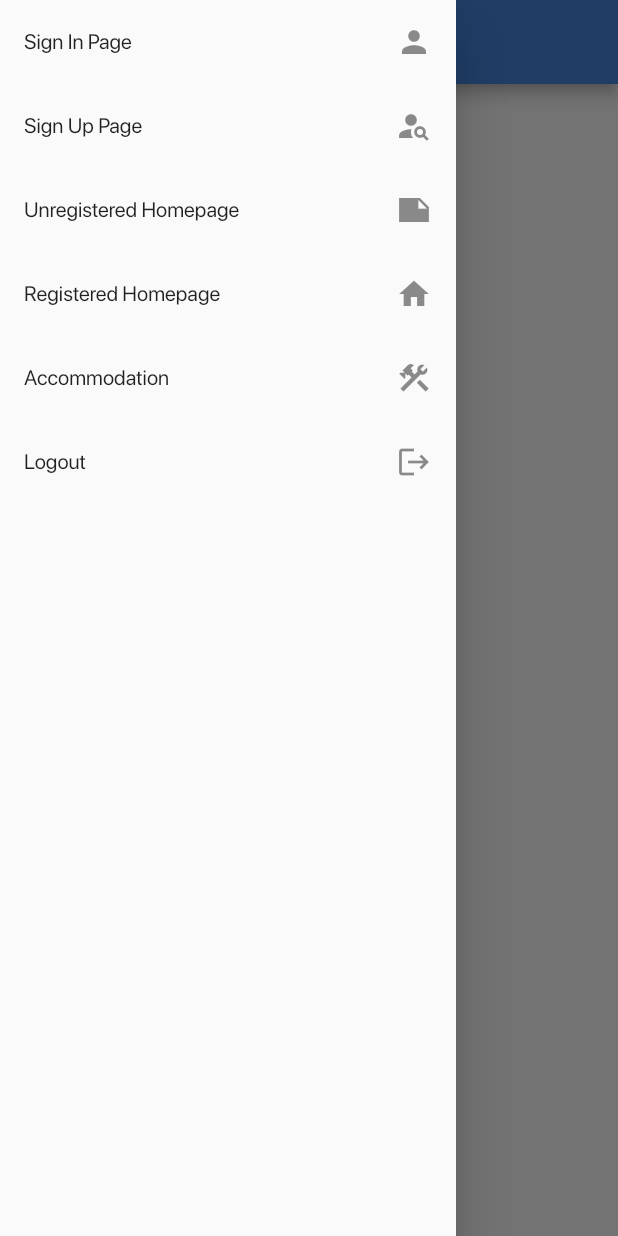
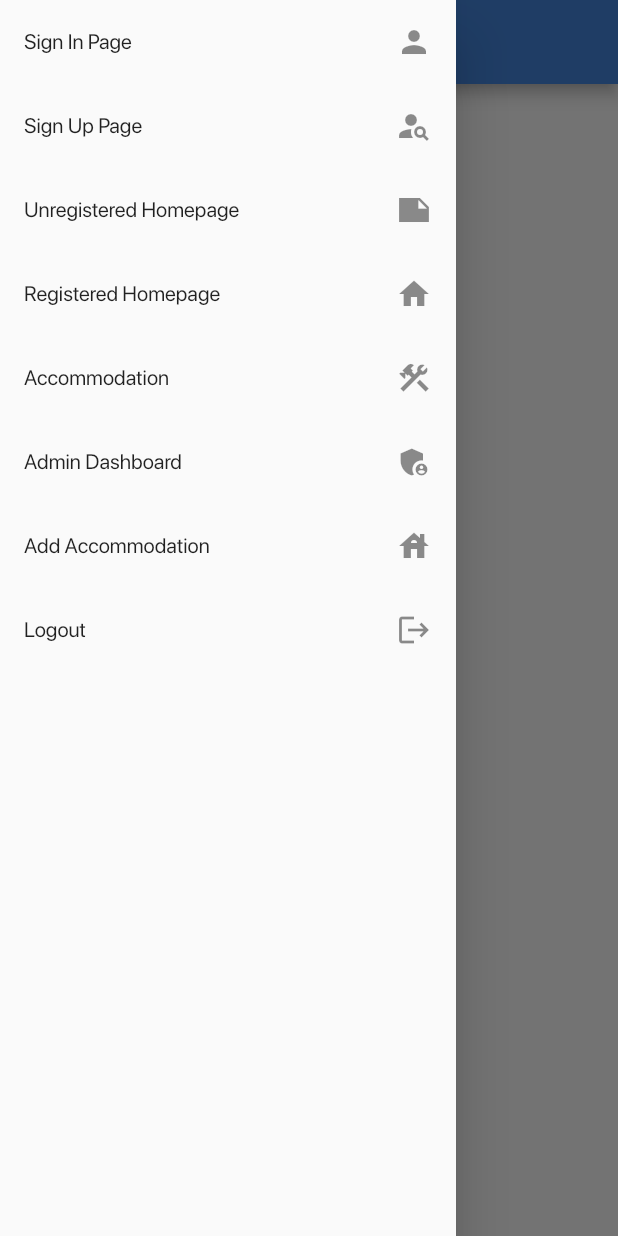
Before and after one commit to sadgezy/CMSC-128-STALS, a Flutter app: the screen it shows after launch, with the side drawer open, on a phone screen of 412 x 824 dp. Run offline on Flutter 3.47's test engine with Material 2 defaults, Android fonts, the light colour scheme and no system bars; our stand-ins replace flutter_rating_bar; project files that could hold a hidden picture were left out.

Commit message:
add: readd the pages in main.dart

```diff
--- a/lib/main.dart
+++ b/lib/main.dart
@@ -1,11 +1,13 @@
 import 'package:flutter/material.dart';
 import 'package:flutter/services.dart';
+import 'package:stals_frontend/screens/admin_dashboard.dart';
 import 'package:stals_frontend/screens/signin.dart';
 import 'package:stals_frontend/screens/signup.dart';
-import 'package:stals_frontend/screens/signup_info.dart';
 import 'package:stals_frontend/screens/homepage.dart';
 import 'package:stals_frontend/screens/homepage_signed.dart';
 import 'package:stals_frontend/screens/accomm.dart';
+import 'package:stals_frontend/screens/add_accomm.dart';
+import 'package:stals_frontend/screens/signup_info.dart';
 import 'package:provider/provider.dart';
 import 'package:stals_frontend/providers/token_provider.dart';
 
@@ -35,7 +37,9 @@ class MyApp extends StatelessWidget {
         '/homepage': (context) => const UnregisteredHomepage(),
         '/signup_info': (context) => SignUpForm(),
         '/signed_homepage': (context) => const RegisteredHomepage(),
-        '/accomm': (context) => const AccommPage()
+        '/accomm': (context) => const AccommPage(),
+        '/admin': (context) => const AdminDashBoard(),
+        '/add_accomm': (context) => const AddAccommPage(),
       },
       theme: ThemeData(
         fontFamily: 'SFProDisplayRegular',
@@ -95,6 +99,20 @@ class _MyHomePageState extends State<MyHomePage> {
           },
         ),
         ListTile(
+          title: const Text('Admin Dashboard'),
+          trailing: const Icon(Icons.admin_panel_settings),
+          onTap: () {
+            Navigator.pushNamed(context, '/admin');
+          },
+        ),
+        ListTile(
+          title: const Text('Add Accommodation'),
+          trailing: const Icon(Icons.house),
+          onTap: () {
+            Navigator.pushNamed(context, '/add_accomm');
+          },
+        ),
+        ListTile(
           title: const Text('Logout'),
           trailing: const Icon(Icons.logout),
           onTap: () {
```
Also changed, not shown: 3 other files.
